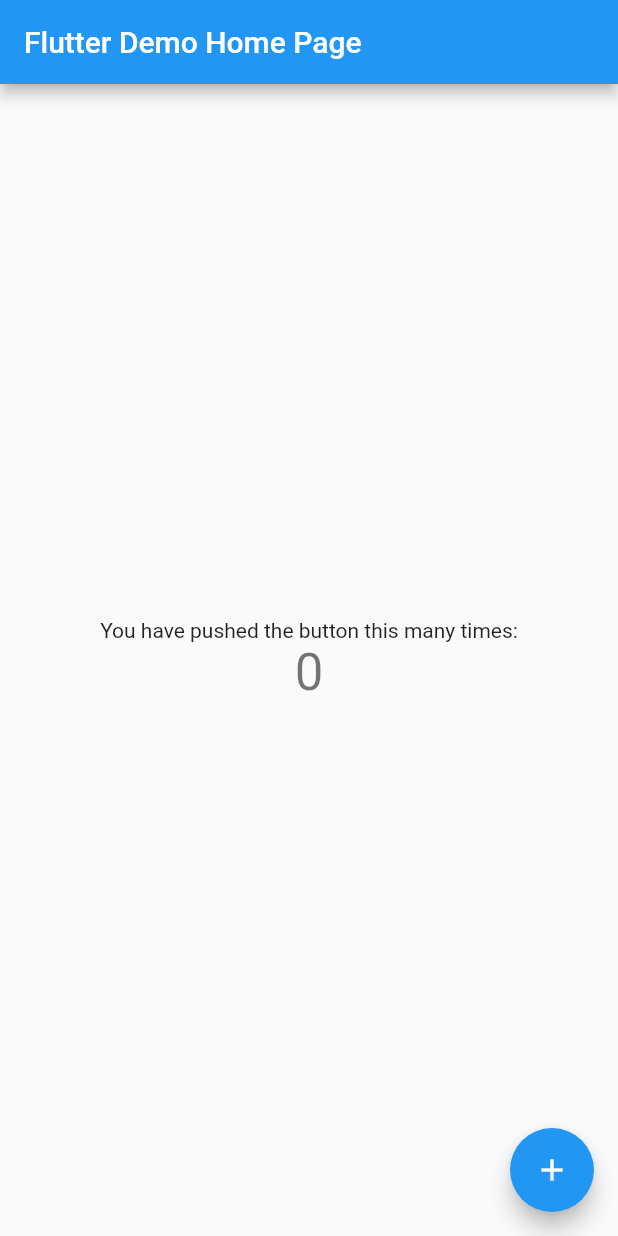
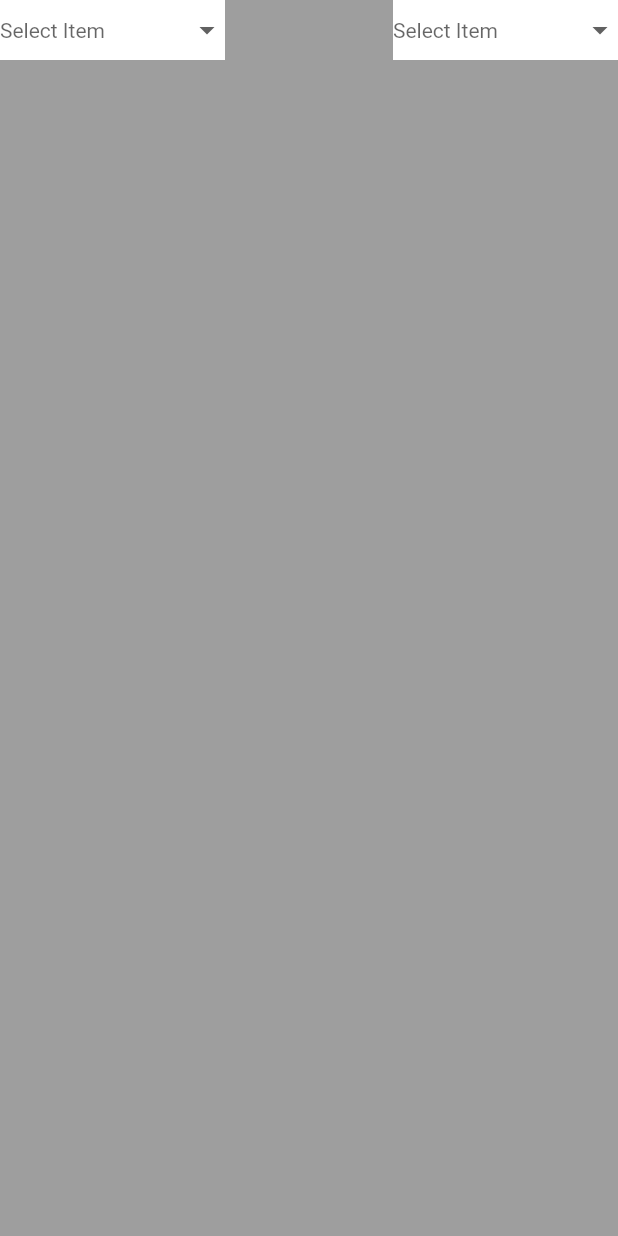
Before and after one commit to masqomar/lc-programer-test, a Flutter app: the screen it shows after launch, on a phone screen of 412 x 824 dp. Run offline on Flutter 3.47's test engine with Material 2 defaults, Android fonts, the phone set to English and light mode, and no system bars; drawn by our look-alikes of dropdown_button2; our stand-ins replace firebase_core; accounts and stored records are empty.

Commit message:
update ui

```diff
--- /dev/null
+++ b/lib/currencies.dart
@@ -0,0 +1,156 @@
+List<String> items = [
+  "AED",
+  "AFN",
+  "ALL",
+  "AMD",
+  "ANG",
+  "AOA",
+  "ARS",
+  "AUD",
+  "AWG",
+  "AZN",
+  "BAM",
+  "BBD",
+  "BDT",
+  "BGN",
+  "BHD",
+  "BIF",
+  "BMD",
+  "BND",
+  "BOB",
+  "BRL",
+  "BSD",
+  "BTC",
+  "BTN",
+  "BWP",
+  "BYN",
+  "BYR",
+  "BZD",
+  "CAD",
+  "CDF",
+  "CHF",
+  "CLF",
+  "CLP",
+  "CNY",
+  "COP",
+  "CRC",
+  "CUC",
+  "CUP",
+  "CVE",
+  "CZK",
+  "DJF",
+  "DKK",
+  "DOP",
+  "DZD",
+  "EGP",
+  "ETB",
+  "EUR",
+  "FJD",
+  "GBP",
+  "GEL",
+  "GHS",
+  "GMD",
+  "GNF",
+  "GTQ",
+  "GYD",
+  "HKD",
+  "HNL",
+  "HRK",
+  "HTG",
+  "HUF",
+  "IDR",
+  "ILS",
+  "INR",
+  "IQD",
+  "IRR",
+  "ISK",
+  "JMD",
+  "JOD",
+  "JPY",
+  "KES",
+  "KGS",
+  "KHR",
+  "KMF",
+  "KRW",
+  "KWD",
+  "KYD",
+  "KZT",
+  "LAK",
+  "LBP",
+  "LKR",
+  "LRD",
+  "LSL",
+  "LTL",
+  "LVL",
+  "LYD",
+  "MAD",
+  "MDL",
+  "MGA",
+  "MKD",
+  "MMK",
+  "MOP",
+  "MRO",
+  "MUR",
+  "MVR",
+  "MWK",
+  "MXN",
+  "MYR",
+  "MZN",
+  "NAD",
+  "NGN",
+  "NIO",
+  "NOK",
+  "NPR",
+  "NZD",
+  "OMR",
+  "PAB",
+  "PEN",
+  "PGK",
+  "PHP",
+  "PKR",
+  "PLN",
+  "PYG",
+  "QAR",
+  "RON",
+  "RSD",
+  "RUB",
+  "RWF",
+  "SAR",
+  "SBD",
+  "SCR",
+  "SDG",
+  "SEK",
+  "SGD",
+  "SHP",
+  "SLL",
+  "SOS",
+  "SRD",
+  "STD",
+  "SVC",
+  "SZL",
+  "THB",
+  "TJS",
+  "TMT",
+  "TND",
+  "TOP",
+  "TRY",
+  "TTD",
+  "TWD",
+  "TZS",
+  "UAH",
+  "UGX",
+  "USD",
+  "UYU",
+  "UZS",
+  "VND",
+  "XAF",
+  "XCD",
+  "XDR",
+  "XOF",
+  "XPF",
+  "YER",
+  "ZAR",
+  "ZMK",
+  "ZMW",
+  "ZWL",
+];
--- /dev/null
+++ b/lib/home_page.dart
@@ -0,0 +1,132 @@
+import 'package:flutter/material.dart';
+import 'package:dropdown_button2/dropdown_button2.dart';
+import 'package:lc_programer_test/currencies.dart';
+
+class HomePage extends StatefulWidget {
+  const HomePage({Key? key}) : super(key: key);
+
+  @override
+  State<HomePage> createState() => _HomePageState();
+}
+
+class _HomePageState extends State<HomePage> {
+  String? selectedValue;
+
+  List<DropdownMenuItem<String>> _addDividersAfterItems(List<String> items) {
+    List<DropdownMenuItem<String>> _menuItems = [];
+    for (var item in items) {
+      _menuItems.addAll(
+        [
+          DropdownMenuItem<String>(
+            value: item,
+            child: Padding(
+              padding: const EdgeInsets.symmetric(horizontal: 8.0),
+              child: Text(
+                item,
+                style: const TextStyle(
+                  fontSize: 14,
+                ),
+              ),
+            ),
+          ),
+          //If it's last item, we will not add Divider after it.
+          if (item != items.last)
+            const DropdownMenuItem<String>(
+              enabled: false,
+              child: Divider(),
+            ),
+        ],
+      );
+    }
+    return _menuItems;
+  }
+
+  List<int> _getDividersIndexes() {
+    List<int> _dividersIndexes = [];
+    for (var i = 0; i < (items.length * 2) - 1; i++) {
+      //Dividers indexes will be the odd indexes
+      if (i.isOdd) {
+        _dividersIndexes.add(i);
+      }
+    }
+    return _dividersIndexes;
+  }
+
+  @override
+  Widget build(BuildContext context) {
+    return Scaffold(
+      backgroundColor: Colors.grey,
+      body: SafeArea(
+        child: Column(
+          children: [
+            Row(
+              children: [
+                Container(
+                  width: 150,
+                  height: 40,
+                  decoration: BoxDecoration(color: Colors.white),
+                  child: DropdownButtonHideUnderline(
+                    child: DropdownButton2(
+                      isExpanded: true,
+                      hint: Text(
+                        'Select Item',
+                        style: TextStyle(
+                          fontSize: 14,
+                          color: Theme.of(context).hintColor,
+                        ),
+                      ),
+                      items: _addDividersAfterItems(items),
+                      customItemsIndexes: _getDividersIndexes(),
+                      customItemsHeight: 4,
+                      value: selectedValue,
+                      onChanged: (value) {
+                        setState(() {
+                          selectedValue = value as String;
+                        });
+                      },
+                      buttonHeight: 40,
+                      buttonWidth: 140,
+                      itemHeight: 40,
+                      itemPadding: const EdgeInsets.symmetric(horizontal: 8.0),
+                    ),
+                  ),
+                ),
+                Spacer(),
+                Container(
+                  width: 150,
+                  height: 40,
+                  decoration: BoxDecoration(color: Colors.white),
+                  child: DropdownButtonHideUnderline(
+                    child: DropdownButton2(
+                      isExpanded: true,
+                      hint: Text(
+                        'Select Item',
+                        style: TextStyle(
+                          fontSize: 14,
+                          color: Theme.of(context).hintColor,
+                        ),
+                      ),
+                      items: _addDividersAfterItems(items),
+                      customItemsIndexes: _getDividersIndexes(),
+                      customItemsHeight: 4,
+                      value: selectedValue,
+                      onChanged: (value) {
+                        setState(() {
+                          selectedValue = value as String;
+                        });
+                      },
+                      buttonHeight: 40,
+                      buttonWidth: 140,
+                      itemHeight: 40,
+                      itemPadding: const EdgeInsets.symmetric(horizontal: 8.0),
+                    ),
+                  ),
+                ),
+              ],
+            ),
+          ],
+        ),
+      ),
+    );
+  }
+}
--- a/lib/main.dart
+++ b/lib/main.dart
@@ -1,115 +1,21 @@
 import 'package:flutter/material.dart';
+import 'package:firebase_core/firebase_core.dart';
+import 'package:lc_programer_test/home_page.dart';
 
-void main() {
+void main() async {
+  WidgetsFlutterBinding.ensureInitialized();
+  await Firebase.initializeApp();
   runApp(const MyApp());
 }
 
 class MyApp extends StatelessWidget {
   const MyApp({Key? key}) : super(key: key);
 
-  // This widget is the root of your application.
   @override
   Widget build(BuildContext context) {
-    return MaterialApp(
-      title: 'Flutter Demo',
-      theme: ThemeData(
-        // This is the theme of your application.
-        //
-        // Try running your application with "flutter run". You'll see the
-        // application has a blue toolbar. Then, without quitting the app, try
-        // changing the primarySwatch below to Colors.green and then invoke
-        // "hot reload" (press "r" in the console where you ran "flutter run",
-        // or simply save your changes to "hot reload" in a Flutter IDE).
-        // Notice that the counter didn't reset back to zero; the application
-        // is not restarted.
-        primarySwatch: Colors.blue,
-      ),
-      home: const MyHomePage(title: 'Flutter Demo Home Page'),
+    return const MaterialApp(
+      debugShowCheckedModeBanner: false,
+      home: HomePage(),
     );
   }
 }
-
-class MyHomePage extends StatefulWidget {
-  const MyHomePage({Key? key, required this.title}) : super(key: key);
-
-  // This widget is the home page of your application. It is stateful, meaning
-  // that it has a State object (defined below) that contains fields that affect
-  // how it looks.
-
-  // This class is the configuration for the state. It holds the values (in this
-  // case the title) provided by the parent (in this case the App widget) and
-  // used by the build method of the State. Fields in a Widget subclass are
-  // always marked "final".
-
-  final String title;
-
-  @override
-  State<MyHomePage> createState() => _MyHomePageState();
-}
-
-class _MyHomePageState extends State<MyHomePage> {
-  int _counter = 0;
-
-  void _incrementCounter() {
-    setState(() {
-      // This call to setState tells the Flutter framework that something has
-      // changed in this State, which causes it to rerun the build method below
-      // so that the display can reflect the updated values. If we changed
-      // _counter without calling setState(), then the build method would not be
-      // called again, and so nothing would appear to happen.
-      _counter++;
-    });
-  }
-
-  @override
-  Widget build(BuildContext context) {
-    // This method is rerun every time setState is called, for instance as done
-    // by the _incrementCounter method above.
-    //
-    // The Flutter framework has been optimized to make rerunning build methods
-    // fast, so that you can just rebuild anything that needs updating rather
-    // than having to individually change instances of widgets.
-    return Scaffold(
-      appBar: AppBar(
-        // Here we take the value from the MyHomePage object that was created by
-        // the App.build method, and use it to set our appbar title.
-        title: Text(widget.title),
-      ),
-      body: Center(
-        // Center is a layout widget. It takes a single child and positions it
-        // in the middle of the parent.
-        child: Column(
-          // Column is also a layout widget. It takes a list of children and
-          // arranges them vertically. By default, it sizes itself to fit its
-          // children horizontally, and tries to be as tall as its parent.
-          //
-          // Invoke "debug painting" (press "p" in the console, choose the
-          // "Toggle Debug Paint" action from the Flutter Inspector in Android
-          // Studio, or the "Toggle Debug Paint" command in Visual Studio Code)
-          // to see the wireframe for each widget.
-          //
-          // Column has various properties to control how it sizes itself and
-          // how it positions its children. Here we use mainAxisAlignment to
-          // center the children vertically; the main axis here is the vertical
-          // axis because Columns are vertical (the cross axis would be
-          // horizontal).
-          mainAxisAlignment: MainAxisAlignment.center,
-          children: <Widget>[
-            const Text(
-              'You have pushed the button this many times:',
-            ),
-            Text(
-              '$_counter',
-              style: Theme.of(context).textTheme.headline4,
-            ),
-          ],
-        ),
-      ),
-      floatingActionButton: FloatingActionButton(
-        onPressed: _incrementCounter,
-        tooltip: 'Increment',
-        child: const Icon(Icons.add),
-      ), // This trailing comma makes auto-formatting nicer for build methods.
-    );
-  }
-}
```
Also changed, not shown: pubspec.yaml (+8 -20 lines), pubspec.lock, 3 other files.
